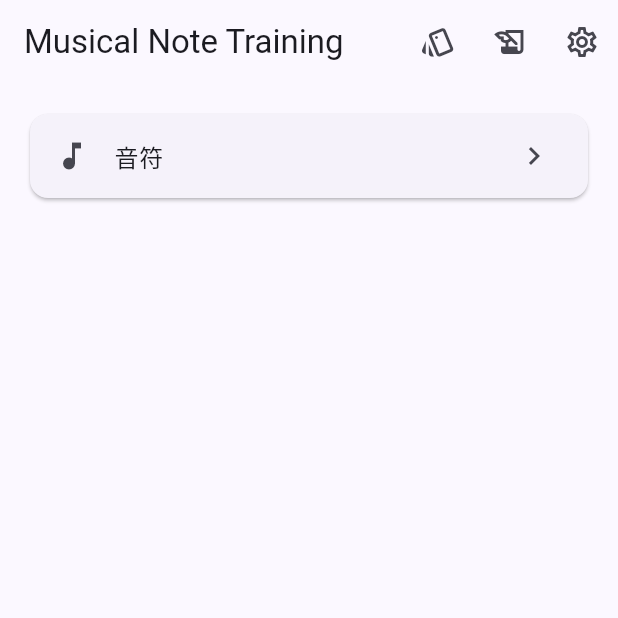
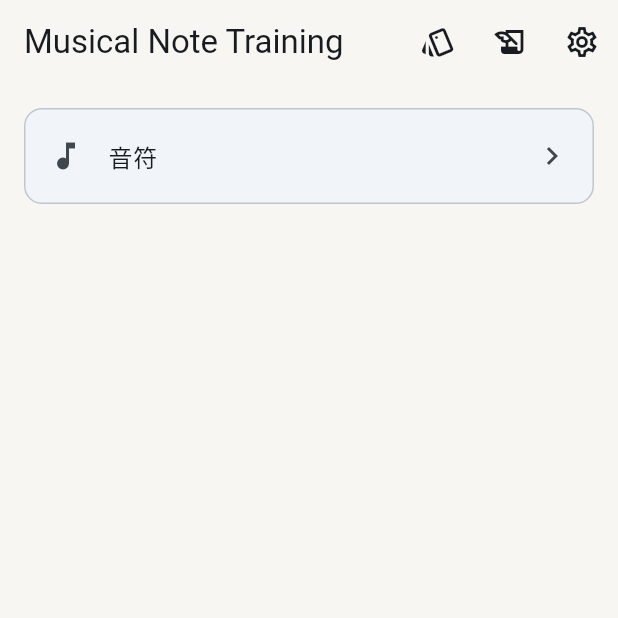
Before and after one commit to nagyos/musical-note-training, a Flutter app: the screen it shows after launch, on a phone screen of 412 x 824 dp, the top half of it. Run offline on Flutter 3.47's test engine with Material 3 defaults, Android fonts, the phone set to English and light mode, and no system bars; our stand-ins replace drift, drift_flutter, flutter_riverpod, go_router, shared_preferences; accounts and stored records are empty; generated files the repository leaves out were written again.

Commit message:
feat(theme): 落ち着いた MVP テーマと学習画面レイアウト調整
- AppColors / AppTheme（控えめなブルーグレー、低エレベーション）
- 学習画面: 楽譜カード化・回答ボタンのタップ領域拡大
- docs/decisions.md に UI 方針を記録

```diff
--- /dev/null
+++ b/lib/core/theme/app_colors.dart
@@ -0,0 +1,14 @@
+import 'package:flutter/material.dart';
+
+/// Calm, age-neutral palette (see docs/decisions.md — UI / ビジュアル方針).
+abstract final class AppColors {
+  /// Muted blue-gray seed for Material 3 tonal palettes.
+  static const seed = Color(0xFF5C6770);
+
+  static const lightSurface = Color(0xFFF7F6F3);
+  static const darkSurface = Color(0xFF1A1B1E);
+
+  /// Subdued semantic colors (not neon).
+  static const success = Color(0xFF4A7C59);
+  static const error = Color(0xFFB85C5C);
+}
--- a/lib/core/theme/app_spacing.dart
+++ b/lib/core/theme/app_spacing.dart
@@ -5,4 +5,7 @@ abstract final class AppSpacing {
   static const double md = 16;
   static const double lg = 24;
   static const double xl = 32;
+
+  /// Minimum height for study answer choices (comfortable tap target).
+  static const double studyChoiceButtonHeight = 52;
 }
--- a/lib/core/theme/app_theme.dart
+++ b/lib/core/theme/app_theme.dart
@@ -1,16 +1,85 @@
 import 'package:flutter/material.dart';
 
+import 'package:musical_note_training/core/theme/app_colors.dart';
+import 'package:musical_note_training/core/theme/app_spacing.dart';
+
 abstract final class AppTheme {
-  static ThemeData get light => ThemeData(
-        colorScheme: ColorScheme.fromSeed(seedColor: Colors.indigo),
-        useMaterial3: true,
-      );
+  static ThemeData get light => _build(Brightness.light);
 
-  static ThemeData get dark => ThemeData(
-        colorScheme: ColorScheme.fromSeed(
-          seedColor: Colors.indigo,
-          brightness: Brightness.dark,
+  static ThemeData get dark => _build(Brightness.dark);
+
+  static ThemeData _build(Brightness brightness) {
+    final isLight = brightness == Brightness.light;
+    final colorScheme = ColorScheme.fromSeed(
+      seedColor: AppColors.seed,
+      brightness: brightness,
+      surface: isLight ? AppColors.lightSurface : AppColors.darkSurface,
+    );
+
+    final radius = BorderRadius.circular(12);
+
+    return ThemeData(
+      colorScheme: colorScheme,
+      useMaterial3: true,
+      scaffoldBackgroundColor: colorScheme.surface,
+      appBarTheme: AppBarTheme(
+        centerTitle: false,
+        elevation: 0,
+        scrolledUnderElevation: 0.5,
+        backgroundColor: colorScheme.surface,
+        foregroundColor: colorScheme.onSurface,
+        surfaceTintColor: Colors.transparent,
+      ),
+      cardTheme: CardThemeData(
+        elevation: 0,
+        margin: EdgeInsets.zero,
+        color: colorScheme.surfaceContainerLow,
+        shape: RoundedRectangleBorder(
+          borderRadius: radius,
+          side: BorderSide(color: colorScheme.outlineVariant),
         ),
-        useMaterial3: true,
-      );
+      ),
+      listTileTheme: ListTileThemeData(
+        contentPadding: const EdgeInsets.symmetric(
+          horizontal: AppSpacing.md,
+          vertical: AppSpacing.xs,
+        ),
+        shape: RoundedRectangleBorder(borderRadius: radius),
+      ),
+      filledButtonTheme: FilledButtonThemeData(
+        style: FilledButton.styleFrom(
+          minimumSize: const Size.fromHeight(48),
+          padding: const EdgeInsets.symmetric(
+            horizontal: AppSpacing.lg,
+            vertical: AppSpacing.md,
+          ),
+          shape: RoundedRectangleBorder(borderRadius: radius),
+        ),
+      ),
+      iconButtonTheme: IconButtonThemeData(
+        style: IconButton.styleFrom(
+          minimumSize: const Size(48, 48),
+        ),
+      ),
+      dividerTheme: DividerThemeData(
+        color: colorScheme.outlineVariant,
+        space: 1,
+        thickness: 1,
+      ),
+      textTheme: _textTheme(colorScheme),
+    );
+  }
+
+  static TextTheme _textTheme(ColorScheme colorScheme) {
+    return TextTheme(
+      titleMedium: TextStyle(
+        fontWeight: FontWeight.w600,
+        color: colorScheme.onSurface,
+      ),
+      headlineSmall: TextStyle(
+        fontWeight: FontWeight.w600,
+        color: colorScheme.onSurface,
+      ),
+    );
+  }
 }
--- a/lib/features/study/presentation/pages/study_page.dart
+++ b/lib/features/study/presentation/pages/study_page.dart
@@ -3,6 +3,7 @@ import 'package:flutter_riverpod/flutter_riverpod.dart';
 import 'package:go_router/go_router.dart';
 
 import 'package:musical_note_training/core/extensions/l10n_x.dart';
+import 'package:musical_note_training/core/theme/app_colors.dart';
 import 'package:musical_note_training/core/extensions/localized_text_x.dart';
 import 'package:musical_note_training/core/theme/app_spacing.dart';
 import 'package:musical_note_training/features/study/domain/study_session.dart';
@@ -120,7 +121,13 @@ class _QuestionView extends StatelessWidget {
             style: Theme.of(context).textTheme.labelLarge,
           ),
           const SizedBox(height: AppSpacing.md),
-          if (card.notation != null) StaffCanvas(payload: card.notation),
+          if (card.notation != null)
+            Card(
+              child: Padding(
+                padding: const EdgeInsets.symmetric(vertical: AppSpacing.sm),
+                child: StaffCanvas(payload: card.notation),
+              ),
+            ),
           const SizedBox(height: AppSpacing.lg),
           Text(
             l10n.studyQuestionPrompt,
@@ -134,9 +141,15 @@ class _QuestionView extends StatelessWidget {
               separatorBuilder: (_, _) => const SizedBox(height: AppSpacing.sm),
               itemBuilder: (context, index) {
                 final choice = session.choices[index];
-                return FilledButton.tonal(
-                  onPressed: () => onSelect(choice),
-                  child: Text(choice),
+                return SizedBox(
+                  height: AppSpacing.studyChoiceButtonHeight,
+                  child: FilledButton.tonal(
+                    onPressed: () => onSelect(choice),
+                    child: Text(
+                      choice,
+                      style: Theme.of(context).textTheme.titleMedium,
+                    ),
+                  ),
                 );
               },
             ),
@@ -166,8 +179,8 @@ class _FeedbackView extends StatelessWidget {
         crossAxisAlignment: CrossAxisAlignment.stretch,
         children: [
           Icon(
-            isCorrect ? Icons.check_circle : Icons.cancel,
-            color: isCorrect ? Colors.green : Colors.red,
+            isCorrect ? Icons.check_circle_outline : Icons.highlight_off,
+            color: isCorrect ? AppColors.success : AppColors.error,
             size: 48,
           ),
           const SizedBox(height: AppSpacing.md),
@@ -218,7 +231,11 @@ class _CompletedView extends StatelessWidget {
         mainAxisAlignment: MainAxisAlignment.center,
         crossAxisAlignment: CrossAxisAlignment.stretch,
         children: [
-          const Icon(Icons.emoji_events, size: 56),
+          Icon(
+            Icons.check_circle_outline,
+            size: 56,
+            color: Theme.of(context).colorScheme.primary,
+          ),
           const SizedBox(height: AppSpacing.md),
           Text(
             l10n.studySessionComplete,
--- a/lib/features/weak_items/presentation/pages/weak_items_page.dart
+++ b/lib/features/weak_items/presentation/pages/weak_items_page.dart
@@ -5,7 +5,6 @@ import 'package:go_router/go_router.dart';
 import 'package:musical_note_training/app/di/providers.dart';
 import 'package:musical_note_training/app/router/routes.dart';
 import 'package:musical_note_training/core/extensions/l10n_x.dart';
-import 'package:musical_note_training/core/extensions/localized_text_x.dart';
 import 'package:musical_note_training/core/theme/app_spacing.dart';
 import 'package:musical_note_training/features/settings/presentation/view_models/settings_providers.dart';
 import 'package:musical_note_training/features/weak_items/presentation/view_models/weak_item_providers.dart';
```
Also changed, not shown: 1 other file.
